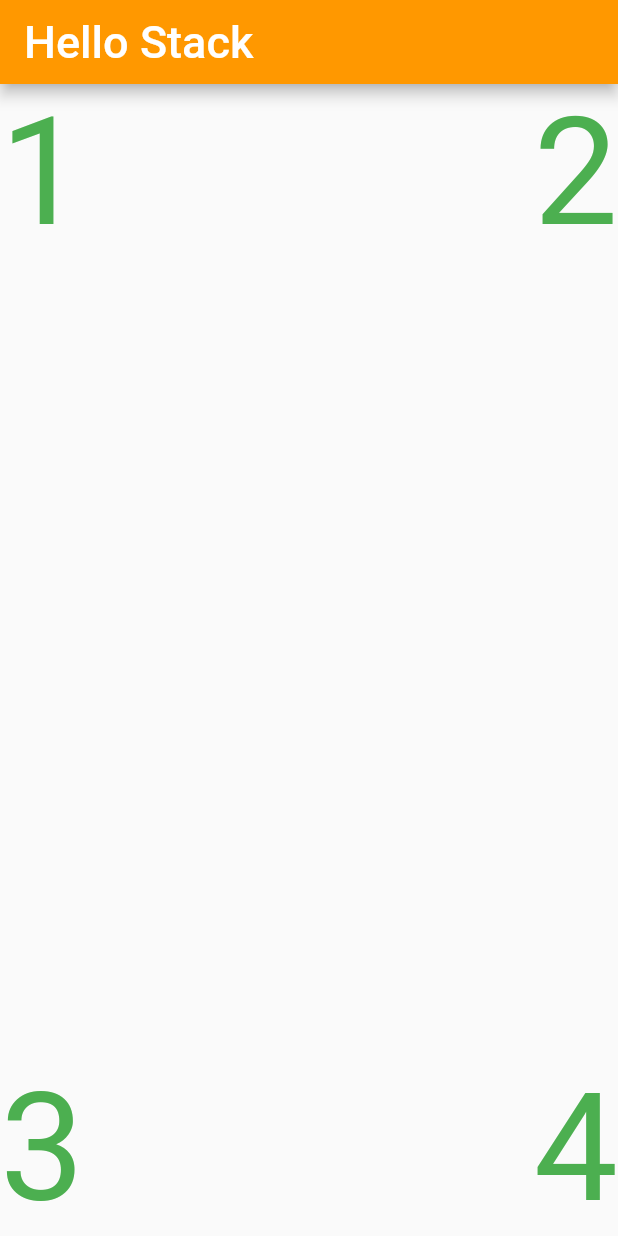
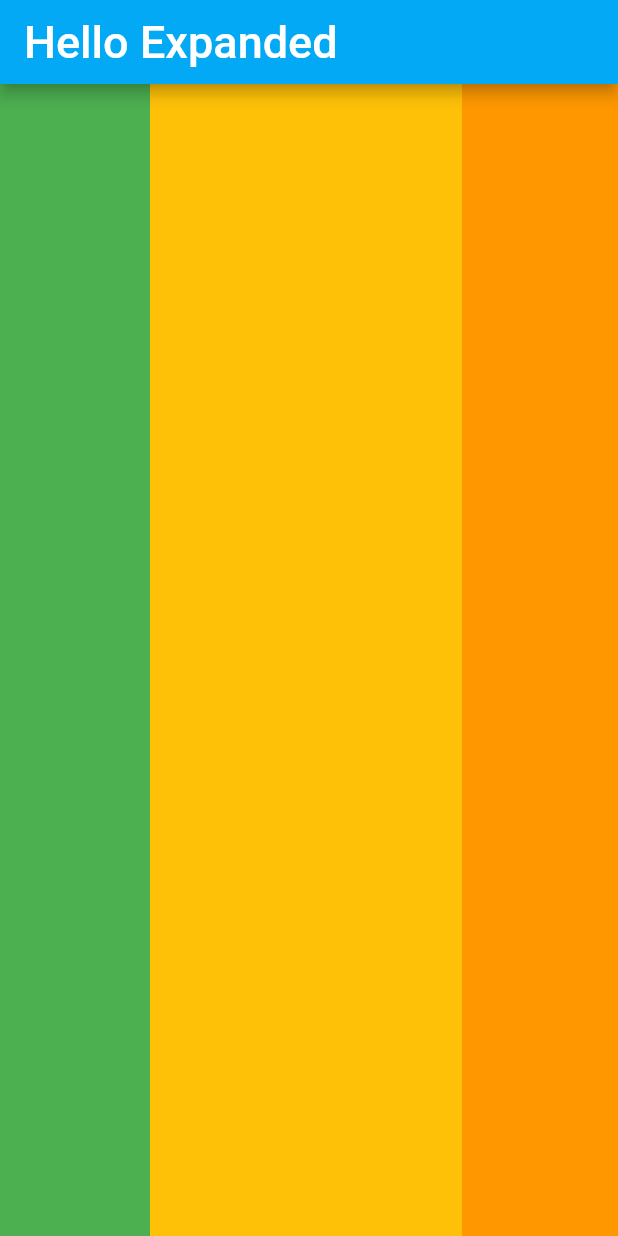
Before and after one commit to cp0418/flutter_basic, a Flutter app: the screen it shows after launch, on a phone screen of 412 x 824 dp. Run offline on Flutter 3.47's test engine with Material 2 defaults, Android fonts, the phone set to English and light mode, and no system bars.

Commit message:
Expanded widget

```diff
--- /dev/null
+++ b/lib/expanded_layout.dart
@@ -0,0 +1,46 @@
+import 'package:flutter/material.dart';
+
+class Expanded_widget extends StatefulWidget {
+  Expanded_widget({Key? key}) : super(key: key);
+
+  @override
+  _Expanded_widgetState createState() => _Expanded_widgetState();
+}
+
+class _Expanded_widgetState extends State<Expanded_widget> {
+  @override
+  Widget build(BuildContext context) {
+    return Scaffold(
+      appBar: AppBar(
+        title: Text(
+          'Hello Expanded',
+          style: TextStyle(
+            color: Colors.white,
+            fontSize: 30,
+          ),
+        ),
+        backgroundColor: Colors.lightBlue,
+      ),
+      body: Row(
+        children: [
+          Container(
+            width: 100,
+            color: Colors.green,
+          ),
+          Expanded(
+            flex: 2,
+            child: Container(
+              color: Colors.amber,
+            ),
+          ),
+          Expanded(
+            flex: 1,
+            child: Container(
+              color: Colors.orange,
+            ),
+          )
+        ],
+      ),
+    );
+  }
+}
--- a/lib/main.dart
+++ b/lib/main.dart
@@ -1,6 +1,7 @@
 import 'package:flutter/material.dart';
 import 'package:flutter_layout/column_layout.dart';
 import 'package:flutter_layout/container_layout.dart';
+import 'package:flutter_layout/expanded_layout.dart';
 import 'package:flutter_layout/row_layout.dart';
 import 'package:flutter_layout/stack_layout.dart';
 import 'center_layout.dart';
@@ -18,7 +19,7 @@ class MyApp extends StatelessWidget {
       theme: ThemeData(
         primarySwatch: Colors.lightGreen,
       ),
-      home: StackWidgetPage(),
+      home: Expanded_widget(),
     );
   }
 }
```
Also changed, not shown: lib/homework.dart (added, +26 -0 lines).
